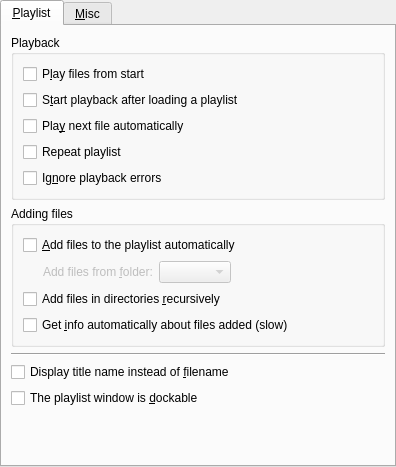
rodolforeitz/smplayer, file src/prefplaylist.ui: the form before one commit.
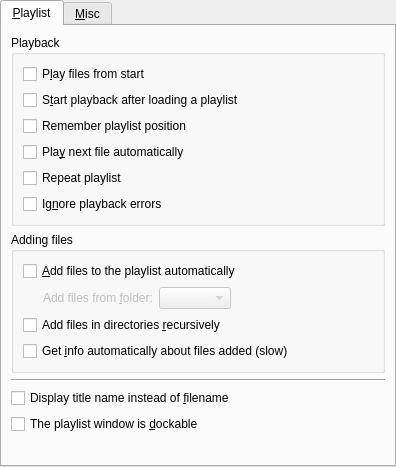
The form after the commit.

Commit message: Configurable remember playlist position

What changed in the file:
```diff
--- a/src/prefplaylist.ui
+++ b/src/prefplaylist.ui
@@ -44,6 +44,13 @@
             </property>
            </widget>
           </item>
+          <item>
+           <widget class="QCheckBox" name="remember_position_check">
+            <property name="text">
+             <string>Remember playlist position</string>
+            </property>
+           </widget>
+          </item>
           <item>
            <widget class="QCheckBox" name="play_next_automatically_check">
             <property name="text">
```
The commit also changes 5 other files.
